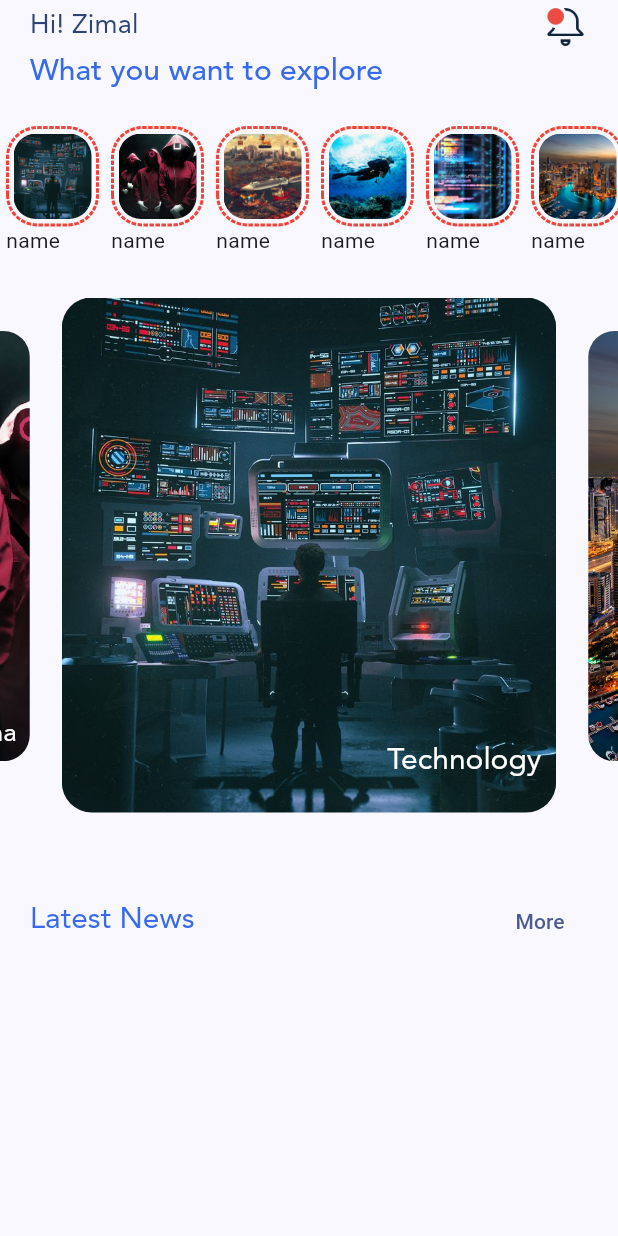
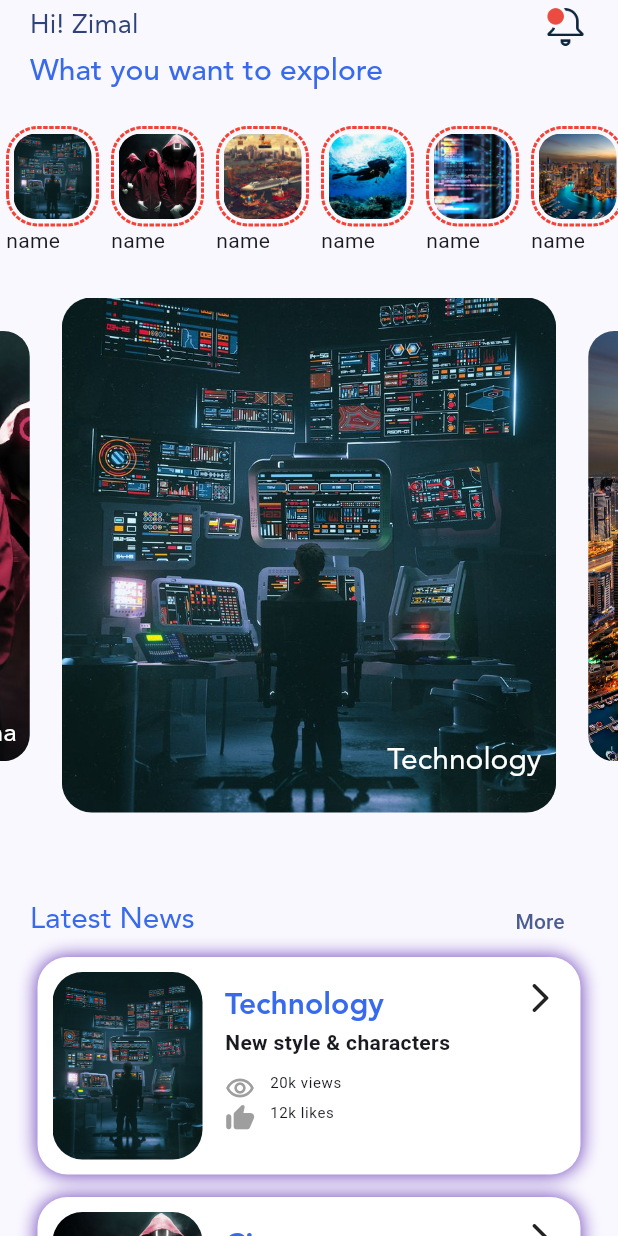
Before and after one commit to Zimal2/blog_app, a Flutter app: the screen it shows after launch, on a phone screen of 412 x 824 dp. Run offline on Flutter 3.47's test engine with Material 3 defaults, Android fonts, the phone set to English and light mode, and no system bars; drawn by our look-alikes of carousel_slider, dotted_border.

Commit message:
2nd screen done

```diff
--- a/lib/screens/MyHomePage.dart
+++ b/lib/screens/MyHomePage.dart
@@ -1,3 +1,4 @@
+import 'package:blog_app/storage/images.dart';
 import 'package:blog_app/widgets/carosoul.dart';
 import 'package:blog_app/widgets/post.dart';
 import 'package:flutter/material.dart';
@@ -11,6 +12,7 @@ class MyHomePage extends StatelessWidget {
   Widget build(BuildContext context) {
     return Scaffold(
       body: SafeArea(
+        child: SingleChildScrollView(
           child: Column(
             mainAxisAlignment: MainAxisAlignment.start,
             crossAxisAlignment: CrossAxisAlignment.start,
@@ -64,8 +66,19 @@ class MyHomePage extends StatelessWidget {
                   ],
                 ),
               ),
+              ListView.builder(
+                shrinkWrap: true,
+                physics: const ClampingScrollPhysics(),
+                itemBuilder: (context, index) => Post(
+                  imageurl: imageUrlClass().imageUrl[index],
+                  text: imageUrlClass().textUrl[index],
+                  subtext: imageUrlClass().subtextUrl[index],
+                ),
+                itemCount: imageUrlClass().imageUrl.length,
+              )
               //Post(),
             ],
+          ),
         ),
       ),
     );
--- a/lib/screens/postScreen.dart
+++ b/lib/screens/postScreen.dart
@@ -10,11 +10,11 @@ class PostScreen extends StatelessWidget {
       body: SafeArea(
           child: Column(
         children: [
-          Hero(
-              tag: 'imageB',
-              child: Image.asset(
-                imageUrlClass().imageUrl.last,
-              ))
+          // Hero(
+          //     tag: 'imageB',
+          //     child: Image.asset(
+          //       imageUrlClass().imageUrl.last,
+          //     ))
         ],
       )),
     );
--- /dev/null
+++ b/lib/screens/productDetailScreen.dart
@@ -0,0 +1,38 @@
+import 'package:flutter/cupertino.dart';
+import 'package:flutter/material.dart';
+
+class productDetailScreen extends StatelessWidget {
+  const productDetailScreen({super.key});
+
+  @override
+  Widget build(BuildContext context) {
+    return Scaffold(
+      floatingActionButton: FloatingActionButton.extended(
+          onPressed: () {},
+          label: const Text("Hire"),
+          icon: const Icon(Icons.call)),
+      body: Stack(
+        children: [
+          CustomScrollView(
+            slivers: [
+              SliverAppBar(
+                leadingWidth: 100,
+                leading: IconButton(
+                  onPressed: () => Navigator.pop(context),
+                  iconSize: 30,
+                  icon: const Icon(CupertinoIcons.chevron_back),
+                ),
+                actions: [Icon(Icons.more_outlined)],
+              ),
+              SliverList(delegate: SliverChildListDelegate.fixed(
+[
+
+]
+              ))
+            ],
+          )
+        ],
+      ),
+    );
+  }
+}
--- a/lib/storage/images.dart
+++ b/lib/storage/images.dart
@@ -15,4 +15,12 @@ class imageUrlClass {
     "Transportation",
     'Adventure',
   ];
+  List<String> subtextUrl = [
+    "New style & characters",
+    "New style & characters",
+    "New style & characters",
+    "New style & characters",
+    "New style & characters",
+    "New style & characters",
+  ];
 }
--- a/lib/widgets/post.dart
+++ b/lib/widgets/post.dart
@@ -1,30 +1,151 @@
 import 'package:blog_app/screens/postScreen.dart';
+import 'package:blog_app/screens/productDetailScreen.dart';
 import 'package:blog_app/storage/images.dart';
 import 'package:flutter/material.dart';
 
 class Post extends StatelessWidget {
-  const Post({super.key});
+  final String imageurl;
+  final String text;
+  final String subtext;
+  const Post(
+      {super.key,
+      required this.imageurl,
+      required this.text,
+      required this.subtext});
 
   @override
   Widget build(BuildContext context) {
-    return Container(
-      child: Row(
-        children: [
-          InkWell(
+    return Padding(
+      padding: const EdgeInsets.symmetric(horizontal: 10),
+      child: GestureDetector(
         onTap: () => Navigator.push(
             context,
             MaterialPageRoute(
-                  builder: (context) => PostScreen(),
+              builder: (context) => productDetailScreen(),
             )),
-            child: Hero(
-                tag: 'imageB',
-                child: Image.asset(
-                  imageUrlClass().imageUrl.last,
-                  width: 100,
-                  height: 200,
-                )),
+        child: Container(
+          decoration: const BoxDecoration(
+            color: Colors.white,
+            borderRadius: BorderRadius.all(Radius.circular(20)),
+            boxShadow: const [
+              BoxShadow(
+                blurRadius: 10,
+                color: Colors.deepPurple,
               )
             ],
+          ),
+          margin: const EdgeInsets.only(bottom: 15, left: 15, right: 15),
+
+          //  height: MediaQuery.of(context).size.height * 0.2,
+          //  width: double.infinity,
+          child: Padding(
+            padding: const EdgeInsets.symmetric(horizontal: 10, vertical: 10),
+            child: Row(
+              mainAxisAlignment: MainAxisAlignment.start,
+              crossAxisAlignment: CrossAxisAlignment.start,
+              children: [
+                //Hero(
+                //tag: 'imageB',
+                // child:
+                ClipRRect(
+                    borderRadius: BorderRadius.circular(20),
+                    child: Container(
+                      width: 100,
+                      //   height: MediaQuery.of(context).size.height * 0.16,
+                      child: Image.asset(
+                        imageurl,
+                        fit: BoxFit.cover,
+                      ),
+                      // ),
+                    )),
+                Expanded(
+                  child: Padding(
+                    padding: const EdgeInsets.symmetric(
+                        horizontal: 15, vertical: 10),
+                    child: Column(
+                      mainAxisAlignment: MainAxisAlignment.start,
+                      crossAxisAlignment: CrossAxisAlignment.start,
+                      children: [
+                        Text(
+                          text,
+                          style: Theme.of(context)
+                              .textTheme
+                              .headlineSmall!
+                              .copyWith(fontWeight: FontWeight.bold),
+                        ),
+                        Text(
+                          subtext,
+                          style: Theme.of(context)
+                              .textTheme
+                              .bodyMedium!
+                              .copyWith(fontWeight: FontWeight.w600),
+                        ),
+                        const SizedBox(
+                          height: 10,
+                        ),
+                        Row(
+                          mainAxisAlignment: MainAxisAlignment.start,
+                          crossAxisAlignment: CrossAxisAlignment.start,
+                          children: [
+                            const Icon(
+                              Icons.remove_red_eye_outlined,
+                              color: Colors.grey,
+                              size: 20,
+                            ),
+                            const SizedBox(
+                              width: 10,
+                            ),
+                            Text(
+                              "20k views",
+                              style: Theme.of(context)
+                                  .textTheme
+                                  .bodySmall!
+                                  .copyWith(
+                                      fontSize: 10,
+                                      fontWeight: FontWeight.w400),
+                            ),
+                          ],
+                        ),
+                        Row(
+                          mainAxisAlignment: MainAxisAlignment.start,
+                          crossAxisAlignment: CrossAxisAlignment.start,
+                          children: [
+                            const Icon(
+                              Icons.thumb_up_alt_rounded,
+                              color: Colors.grey,
+                              size: 20,
+                            ),
+                            const SizedBox(
+                              width: 10,
+                            ),
+                            Text(
+                              "12k likes",
+                              style: Theme.of(context)
+                                  .textTheme
+                                  .bodySmall!
+                                  .copyWith(
+                                      fontSize: 10,
+                                      fontWeight: FontWeight.w400),
+                            )
+                          ],
+                        )
+                      ],
+                    ),
+                  ),
+                ),
+                const Column(
+                  mainAxisAlignment: MainAxisAlignment.spaceAround,
+                  children: [
+                    Padding(
+                      padding: EdgeInsets.all(5.0),
+                      child: Icon(Icons.arrow_forward_ios_rounded),
+                    ),
+                  ],
+                )
+              ],
+            ),
+          ),
+        ),
       ),
     );
   }
```
Also changed, not shown: 1 other file. Lines whose indentation alone changed are shown as unchanged.
